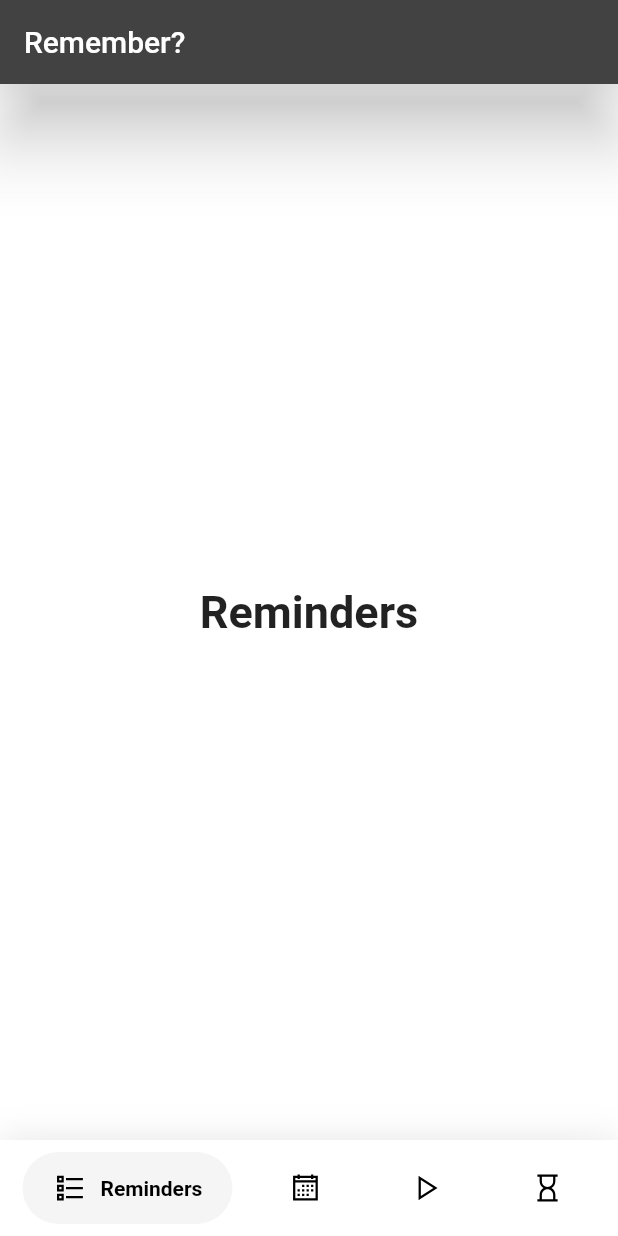
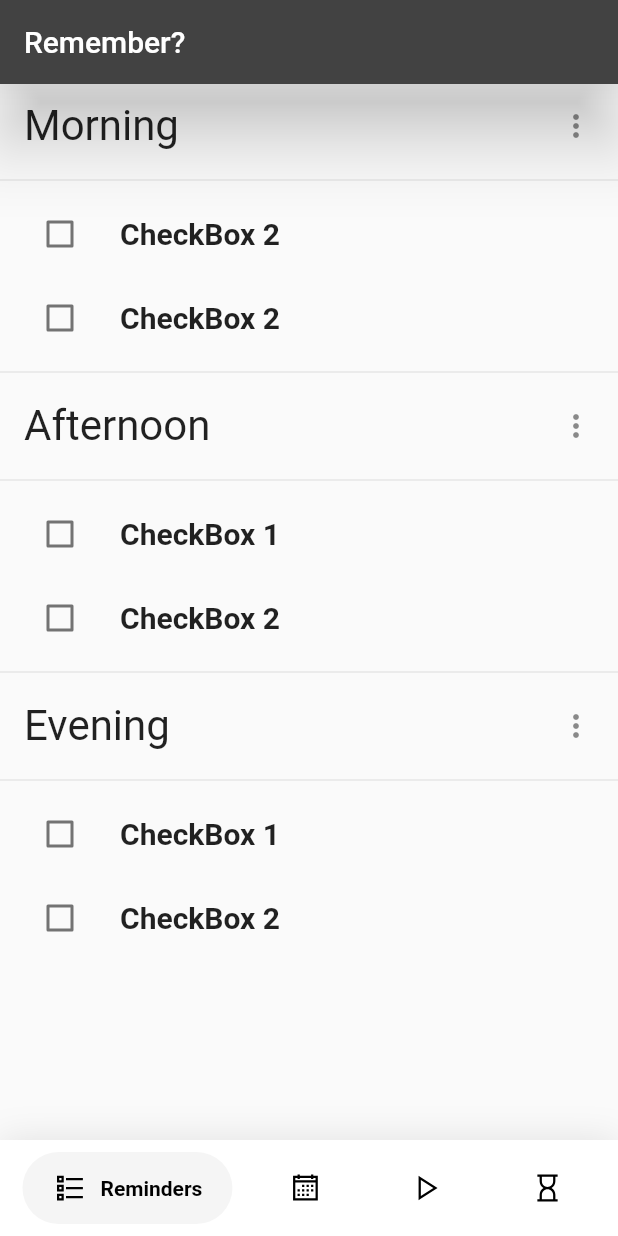
Before and after one commit to Drom0s137/remember_app, a Flutter app: the screen it shows after launch, on a phone screen of 412 x 824 dp. Run offline on Flutter 3.47's test engine with Material 2 defaults, Android fonts, the phone set to English and light mode, and no system bars; drawn by our look-alikes of google_nav_bar; our stand-ins replace line_icons, timelines; missing offline and left inert: flutter_clean_calendar.

Commit message:
cmd is better

```diff
--- a/lib/main.dart
+++ b/lib/main.dart
@@ -1,8 +1,9 @@
 import 'package:flutter/material.dart';
 import 'package:google_nav_bar/google_nav_bar.dart';
 import 'package:line_icons/line_icons.dart';
-import 'package:flutter_clean_calendar/flutter_clean_calendar.dart';
 import 'calendar.dart';
+import 'reminders.dart';
+import 'timeline.dart';
 
 void main() => runApp(MaterialApp(
     builder: (context, child) {
@@ -24,15 +25,9 @@ class _NavBar extends State<MyHomePage> {
   static const TextStyle optionStyle =
       TextStyle(fontSize: 30, fontWeight: FontWeight.w600);
   static List<Widget> _widgetOptions = <Widget>[
-    Text(
-      'Reminders',
-      style: optionStyle,
-    ),
+    ReminderList(),
     CalendarScreen(),
-    Text(
-      'Timeline',
-      style: optionStyle,
-    ),
+    TimeLine(),
     Text(
       'Focus',
       style: optionStyle,
--- a/lib/reminders.dart
+++ b/lib/reminders.dart
@@ -0,0 +1,140 @@
+/// Flutter code sample for CheckboxListTile
+
+// ![Custom checkbox list tile sample](https://flutter.github.io/assets-for-api-docs/assets/material/checkbox_list_tile_custom.png)
+//
+// Here is an example of a custom LabeledCheckbox widget, but you can easily
+// make your own configurable widget.
+
+import 'package:flutter/material.dart';
+
+/// This is the stateful widget that the main application instantiates.
+class ReminderList extends StatefulWidget {
+  const ReminderList({Key? key}) : super(key: key);
+
+  @override
+  State<ReminderList> createState() => _MyStatefulWidgetState();
+}
+
+/// This is the private State class that goes with MyStatefulWidget.
+class _MyStatefulWidgetState extends State<ReminderList> {
+  final allChecked = CheckBoxModel(title: 'All Finished');
+
+  final checkBoxListMorning = [
+    CheckBoxModel(title: 'CheckBox 2'),
+    CheckBoxModel(title: 'CheckBox 2'),
+  ];
+  final checkBoxListAfternoon = [
+    CheckBoxModel(title: 'CheckBox 1'),
+    CheckBoxModel(title: 'CheckBox 2'),
+  ];
+  final checkBoxListEvening = [
+    CheckBoxModel(title: 'CheckBox 1'),
+    CheckBoxModel(title: 'CheckBox 2'),
+  ];
+
+  @override
+  Widget build(BuildContext context) {
+    return SafeArea(
+        child: Scaffold(
+      body: ListView(
+        children: [
+          ListTile(
+            title: Text(
+              "Morning",
+              style:
+                  DefaultTextStyle.of(context).style.apply(fontSizeFactor: 2.0),
+            ),
+            trailing: Icon(Icons.more_vert),
+          ),
+          Divider(),
+          ...checkBoxListMorning
+              .map((item) => ListTile(
+                    onTap: () => onItemClicked(item, checkBoxListMorning),
+                    leading: Checkbox(
+                        value: item.value,
+                        onChanged: (value) =>
+                            onItemClicked(item, checkBoxListMorning)),
+                    title: Text(item.title,
+                        style: TextStyle(
+                            fontSize: 20, fontWeight: FontWeight.bold)),
+                  ))
+              .toList(),
+          Divider(),
+          ListTile(
+            title: Text(
+              "Afternoon",
+              style:
+                  DefaultTextStyle.of(context).style.apply(fontSizeFactor: 2.0),
+            ),
+            trailing: Icon(Icons.more_vert),
+          ),
+          Divider(),
+          ...checkBoxListAfternoon
+              .map((item) => ListTile(
+                    onTap: () => onItemClicked(item, checkBoxListAfternoon),
+                    leading: Checkbox(
+                        value: item.value,
+                        onChanged: (value) =>
+                            onItemClicked(item, checkBoxListAfternoon)),
+                    title: Text(item.title,
+                        style: TextStyle(
+                            fontSize: 20, fontWeight: FontWeight.bold)),
+                  ))
+              .toList(),
+          Divider(),
+          ListTile(
+            title: Text(
+              "Evening",
+              style:
+                  DefaultTextStyle.of(context).style.apply(fontSizeFactor: 2.0),
+            ),
+            trailing: Icon(Icons.more_vert),
+          ),
+          Divider(),
+          ...checkBoxListEvening
+              .map((item) => ListTile(
+                    onTap: () => onItemClicked(item, checkBoxListEvening),
+                    leading: Checkbox(
+                        value: item.value,
+                        onChanged: (value) =>
+                            onItemClicked(item, checkBoxListEvening)),
+                    title: Text(item.title,
+                        style: TextStyle(
+                            fontSize: 20, fontWeight: FontWeight.bold)),
+                  ))
+              .toList(),
+        ],
+      ),
+    ));
+  }
+
+  onAllClicked(CheckBoxModel ckbItem, List checkBoxList) {
+    final newValue = !ckbItem.value;
+    setState(() {
+      ckbItem.value = newValue;
+      checkBoxList.forEach((element) {
+        element.value = newValue;
+      });
+    });
+  }
+
+  onItemClicked(CheckBoxModel ckbItem, List checkBoxList) {
+    final newValue = !ckbItem.value;
+    setState(() {
+      ckbItem.value = newValue;
+      if (!newValue) {
+        allChecked.value = false;
+      } else {
+        final allListChecked = checkBoxList.every((element) => element.value);
+        allChecked.value = allListChecked;
+      }
+    });
+  }
+}
+
+class CheckBoxModel {
+  String title;
+  bool value;
+
+  CheckBoxModel({required this.title, this.value = false});
+}
--- a/pubspec.yaml
+++ b/pubspec.yaml
@@ -31,6 +31,7 @@ dependencies:
   cell_calendar: ^0.5.0+1
   flutter_clean_calendar: ^1.1.0
   syncfusion_flutter_calendar: ^19.2.47
+  timelines: ^0.1.0
 
 dev_dependencies:
   flutter_test:
```
Also changed, not shown: lib/timeline.dart (+27 -0 lines), pubspec.lock.
